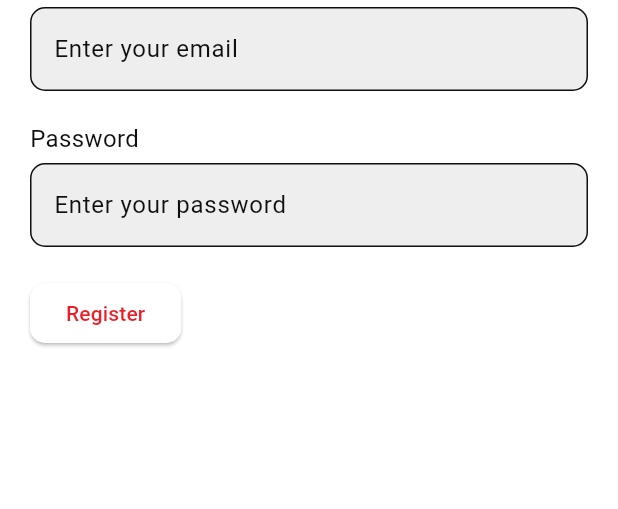
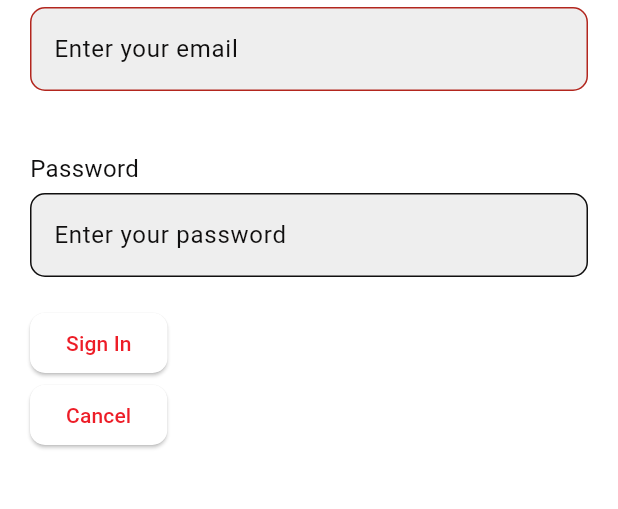
Before and after one commit to noahfraiture/canard-pc, a Flutter app: the RegisterPage screen opened directly, on a phone screen of 412 x 824 dp, the part 116-625 px from its top. Run offline on Flutter 3.47's test engine with Material 3 defaults, Android fonts, the light colour scheme and no system bars; our stand-ins replace firebase_auth, firebase_core, fluttertoast, google_fonts; missing offline and left inert: syncfusion_flutter_pdfviewer; accounts and stored records are empty.

Commit message:
feat: register error

```diff
--- a/lib/main.dart
+++ b/lib/main.dart
@@ -82,7 +82,7 @@ class _MyHomePageState extends State<MyHomePage> {
           height: 40,
           child: Center(
             child: Image.asset(
-              'assets/images/canard_logo.png', // TODO : add image
+              'assets/images/canard_logo.png',
               fit: BoxFit.contain,
             ),
           ),
--- a/lib/profile/register_page.dart
+++ b/lib/profile/register_page.dart
@@ -1,6 +1,8 @@
 import 'package:flutter/material.dart';
 import 'package:firebase_auth/firebase_auth.dart';
 import 'package:fluttertoast/fluttertoast.dart';
+
+import 'form_controller_class.dart';
 
 class RegisterPage extends StatefulWidget {
   const RegisterPage({super.key});
@@ -12,6 +14,9 @@ class RegisterPage extends StatefulWidget {
 class _RegisterPageState extends State<RegisterPage> {
   final _emailController = TextEditingController();
   final _passwordController = TextEditingController();
+  String _emailError = "";
+  bool isLoading = false;
+  bool triedOnce = false;
 
   @override
   void dispose() {
@@ -20,9 +25,16 @@ class _RegisterPageState extends State<RegisterPage> {
     super.dispose();
   }
 
-  bool isLoading = false;
+  bool _validateEmail() {
+    if (_emailController.text.isEmpty) {
+      return false;
+    }
+    // Use the same validation logic from the SignInPage
+    return FormController.validateEmail(_emailController.text);
+  }
 
   Future register() async {
+    triedOnce = true;
     setState(() {
       isLoading = true;
     });
@@ -31,17 +43,14 @@ class _RegisterPageState extends State<RegisterPage> {
           email: _emailController.text.trim(),
           password: _passwordController.text.trim(),
         )
-        .then((value) => {
-              // TODO : does this login the user ?
-              setState(() {
+        .then((value) => setState(() {
               isLoading = false;
-                Navigator.pop(context); // Navigate back to previous page
-              })
-            })
+              Navigator.pop(context);
+            }))
         .catchError((e) => {
               setState(() {
                 isLoading = false;
-                Fluttertoast.showToast(msg: e.toString());
+                Fluttertoast.showToast(msg: e.message.toString());
               })
             });
   }
@@ -52,27 +61,16 @@ class _RegisterPageState extends State<RegisterPage> {
         body: SafeArea(
             child: Container(
                 padding: const EdgeInsets.symmetric(horizontal: 20.0),
-          child: Column(
-            crossAxisAlignment: CrossAxisAlignment.start,
-            children: [
-              // Title
-              const Text(
-                'Create Account',
+                child: Column(crossAxisAlignment: CrossAxisAlignment.start, children: [
+                  const Text('Create Account',
                       style: TextStyle(
                         fontSize: 24,
                         fontWeight: FontWeight.bold,
-                ),
-              ),
+                      )),
                   const SizedBox(height: 20.0),
-
-              // Email field
-              const Text(
-                'Email',
-                style: TextStyle(fontSize: 16.0),
-              ),
+                  const Text('Email', style: TextStyle(fontSize: 16.0)),
                   const SizedBox(height: 5.0),
                   TextField(
-                // TODO : add verification of email and password
                     controller: _emailController,
                     cursorColor: Colors.black,
                     textInputAction: TextInputAction.next,
@@ -82,17 +80,18 @@ class _RegisterPageState extends State<RegisterPage> {
                         fillColor: Colors.grey[200],
                         border: OutlineInputBorder(
                             borderRadius: BorderRadius.circular(10.0),
-                    borderSide: const BorderSide(color: Colors.transparent),
-                  ),
-                ),
+                            borderSide: const BorderSide(color: Colors.transparent)),
+                        errorText: triedOnce ? _emailError : ""),
+                    onChanged: (value) {
+                      if (_validateEmail()) {
+                        setState(() => _emailError = "");
+                      } else {
+                        setState(() => _emailError = _validateEmail() ? '' : 'Invalid email');
+                      }
+                    },
                   ),
                   const SizedBox(height: 20.0),
-
-              // Password field
-              const Text(
-                'Password',
-                style: TextStyle(fontSize: 16.0),
-              ),
+                  const Text('Password', style: TextStyle(fontSize: 16.0)),
                   const SizedBox(height: 5.0),
                   TextField(
                       controller: _passwordController,
@@ -104,28 +103,20 @@ class _RegisterPageState extends State<RegisterPage> {
                           fillColor: Colors.grey[200],
                           border: OutlineInputBorder(
                               borderRadius: BorderRadius.circular(10.0),
-                    borderSide: const BorderSide(color: Colors.transparent),
-                  ),
-                ),
-              ),
+                              borderSide: const BorderSide(color: Colors.transparent)))),
                   const SizedBox(height: 20.0),
-
-              // Register button
                   ElevatedButton(
-                onPressed: register,
+                      onPressed: () => register(),
                       style: ButtonStyle(
                           shape: MaterialStateProperty.all<RoundedRectangleBorder>(
-                    RoundedRectangleBorder(
-                      borderRadius: BorderRadius.circular(10.0),
-                    ),
-                  ),
-                ),
-                child: isLoading ? const CircularProgressIndicator() : const Text('Register'),
-              ),
-            ],
-          ),
-        ),
-      ),
-    );
+                              RoundedRectangleBorder(borderRadius: BorderRadius.circular(10.0)))),
+                      child: isLoading ? const CircularProgressIndicator() : const Text('Sign In')),
+                  ElevatedButton(
+                      onPressed: () => Navigator.pop(context),
+                      style: ButtonStyle(
+                          shape: MaterialStateProperty.all<RoundedRectangleBorder>(
+                              RoundedRectangleBorder(borderRadius: BorderRadius.circular(10.0)))),
+                      child: isLoading ? const CircularProgressIndicator() : const Text('Cancel'))
+                ]))));
   }
 }
--- a/lib/profile/sign_in_page.dart
+++ b/lib/profile/sign_in_page.dart
@@ -108,7 +108,13 @@ class _SignInPageState extends State<SignInPage> {
                       style: ButtonStyle(
                           shape: MaterialStateProperty.all<RoundedRectangleBorder>(
                               RoundedRectangleBorder(borderRadius: BorderRadius.circular(10.0)))),
-                      child: isLoading ? const CircularProgressIndicator() : const Text('Sign In'))
+                      child: isLoading ? const CircularProgressIndicator() : const Text('Sign In')),
+                  ElevatedButton(
+                      onPressed: () => Navigator.pop(context),
+                      style: ButtonStyle(
+                          shape: MaterialStateProperty.all<RoundedRectangleBorder>(
+                              RoundedRectangleBorder(borderRadius: BorderRadius.circular(10.0)))),
+                      child: isLoading ? const CircularProgressIndicator() : const Text('Cancel'))
                 ]))));
   }
 }
```
Lines whose indentation alone changed are shown as unchanged.
